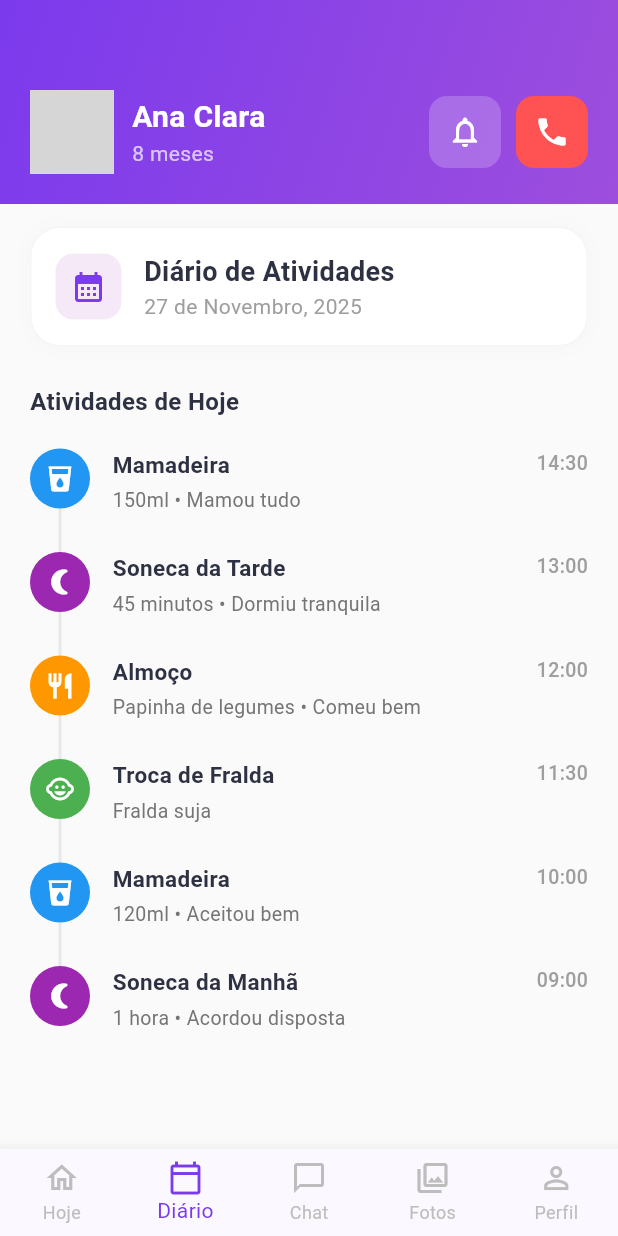
After one commit to llraraujo/kinderedu, a Flutter app: the MainView screen opened directly, item 2 of the bottom bar chosen, on a phone screen of 412 x 824 dp. The commit adds this screen. Run offline on Flutter 3.47's test engine with Material 3 defaults, Android fonts, the phone set to English and light mode, and no system bars; accounts and stored records are empty; network calls fail; grey boxes are pictures that could not be loaded.

Commit message:
adicionando Diario MVC

```diff
--- /dev/null
+++ b/lib/controllers/diary_controller.dart
@@ -0,0 +1,52 @@
+import 'package:flutter/material.dart';
+import '../models/diary_model.dart';
+
+class DiaryController {
+  // Simula a busca de eventos do diário
+  List<DiaryEntry> getDiaryEntries() {
+    return [
+      DiaryEntry(
+        title: 'Mamadeira',
+        description: '150ml • Mamou tudo',
+        time: '14:30',
+        icon: Icons.local_drink,
+        color: Colors.blue,
+      ),
+      DiaryEntry(
+        title: 'Soneca da Tarde',
+        description: '45 minutos • Dormiu tranquila',
+        time: '13:00',
+        icon: Icons.nightlight_round,
+        color: Colors.purple,
+      ),
+      DiaryEntry(
+        title: 'Almoço',
+        description: 'Papinha de legumes • Comeu bem',
+        time: '12:00',
+        icon: Icons.restaurant,
+        color: Colors.orange,
+      ),
+      DiaryEntry(
+        title: 'Troca de Fralda',
+        description: 'Fralda suja',
+        time: '11:30',
+        icon: Icons.child_care,
+        color: Colors.green,
+      ),
+      DiaryEntry(
+        title: 'Mamadeira',
+        description: '120ml • Aceitou bem',
+        time: '10:00',
+        icon: Icons.local_drink,
+        color: Colors.blue,
+      ),
+      DiaryEntry(
+        title: 'Soneca da Manhã',
+        description: '1 hora • Acordou disposta',
+        time: '09:00',
+        icon: Icons.nightlight_round,
+        color: Colors.purple,
+      ),
+    ];
+  }
+}
--- /dev/null
+++ b/lib/models/diary_model.dart
@@ -0,0 +1,17 @@
+import 'package:flutter/material.dart';
+
+class DiaryEntry {
+  final String title;
+  final String description;
+  final String time;
+  final IconData icon;
+  final Color color;
+
+  DiaryEntry({
+    required this.title,
+    required this.description,
+    required this.time,
+    required this.icon,
+    required this.color,
+  });
+}
--- a/lib/views/dashboard_view.dart
+++ b/lib/views/dashboard_view.dart
@@ -64,8 +64,7 @@ class _DashboardViewState extends State<DashboardView> {
             ),
           ),
         ],
-      ),
-      bottomNavigationBar: _buildBottomNav(),
+      )
     );
   }
 
@@ -270,20 +269,4 @@ class _DashboardViewState extends State<DashboardView> {
     );
   }
 
-  Widget _buildBottomNav() {
-    return BottomNavigationBar(
-      currentIndex: _currentIndex,
-      onTap: (index) => setState(() => _currentIndex = index),
-      type: BottomNavigationBarType.fixed,
-      selectedItemColor: const Color(0xFF7B3AED),
-      unselectedItemColor: Colors.grey[400],
-      items: const [
-        BottomNavigationBarItem(icon: Icon(Icons.home_outlined), activeIcon: Icon(Icons.home), label: 'Hoje'),
-        BottomNavigationBarItem(icon: Icon(Icons.calendar_today_outlined), label: 'Diário'),
-        BottomNavigationBarItem(icon: Icon(Icons.chat_bubble_outline), label: 'Chat'),
-        BottomNavigationBarItem(icon: Icon(Icons.photo_library_outlined), label: 'Fotos'),
-        BottomNavigationBarItem(icon: Icon(Icons.person_outline), label: 'Perfil'),
-      ],
-    );
-  }
 }
--- /dev/null
+++ b/lib/views/diary_view.dart
@@ -0,0 +1,197 @@
+import 'package:flutter/material.dart';
+import '../controllers/diary_controller.dart';
+import '../models/diary_model.dart';
+
+class DiaryView extends StatefulWidget {
+  const DiaryView({Key? key}) : super(key: key);
+
+  @override
+  State<DiaryView> createState() => _DiaryViewState();
+}
+
+class _DiaryViewState extends State<DiaryView> {
+  final DiaryController _controller = DiaryController();
+  late List<DiaryEntry> _entries;
+
+  @override
+  void initState() {
+    super.initState();
+    _entries = _controller.getDiaryEntries();
+  }
+
+  @override
+  Widget build(BuildContext context) {
+    return Scaffold(
+      backgroundColor: Colors.grey[50],
+      body: Column(
+        children: [
+          _buildHeader(), // Reutilizando a lógica do Dashboard
+          Expanded(
+            child: SingleChildScrollView(
+              padding: const EdgeInsets.symmetric(horizontal: 20.0, vertical: 15.0),
+              child: Column(
+                children: [
+                  _buildDateSelector(),
+                  const SizedBox(height: 25),
+                  _buildTimelineHeader(),
+                  const SizedBox(height: 20),
+                  _buildTimelineList(),
+                ],
+              ),
+            ),
+          ),
+        ],
+      ),
+    );
+  }
+
+  // Cabeçalho idêntico ao Dashboard para consistência
+  Widget _buildHeader() {
+    return Container(
+      padding: const EdgeInsets.only(top: 60, left: 20, right: 20, bottom: 20),
+      decoration: const BoxDecoration(
+        gradient: LinearGradient(
+          colors: [Color(0xFF7B3AED), Color(0xFF9D4EDD)],
+          begin: Alignment.topLeft,
+          end: Alignment.bottomRight,
+        ),
+      ),
+      child: Row(
+        children: [
+          const CircleAvatar(
+            radius: 28,
+            backgroundImage: NetworkImage('https://via.placeholder.com/150'),
+          ),
+          const SizedBox(width: 12),
+          const Expanded(
+            child: Column(
+              crossAxisAlignment: CrossAxisAlignment.start,
+              children: [
+                Text('Ana Clara', style: TextStyle(fontSize: 20, fontWeight: FontWeight.bold, color: Colors.white)),
+                Text('8 meses', style: TextStyle(fontSize: 14, color: Colors.white70)),
+              ],
+            ),
+          ),
+          _buildCircleIconButton(Icons.notifications_outlined, const Color(0x33FFFFFF)),
+          const SizedBox(width: 10),
+          _buildCircleIconButton(Icons.phone, Colors.redAccent),
+        ],
+      ),
+    );
+  }
+
+  Widget _buildCircleIconButton(IconData icon, Color color) {
+    return Container(
+      decoration: BoxDecoration(color: color, borderRadius: BorderRadius.circular(12)),
+      child: IconButton(icon: Icon(icon, color: Colors.white), onPressed: () {}),
+    );
+  }
+
+  // Card de seleção de data
+  Widget _buildDateSelector() {
+    return Container(
+      padding: const EdgeInsets.all(16),
+      decoration: BoxDecoration(
+        color: Colors.white,
+        borderRadius: BorderRadius.circular(20),
+        border: Border.all(color: Colors.grey.withOpacity(0.1)),
+        boxShadow: [BoxShadow(color: Colors.black.withOpacity(0.02), blurRadius: 10)],
+      ),
+      child: Row(
+        children: [
+          Container(
+            padding: const EdgeInsets.all(10),
+            decoration: BoxDecoration(color: Colors.purple.withOpacity(0.1), borderRadius: BorderRadius.circular(12)),
+            child: const Icon(Icons.calendar_month, color: Color(0xFF7B3AED)),
+          ),
+          const SizedBox(width: 15),
+          const Column(
+            crossAxisAlignment: CrossAxisAlignment.start,
+            children: [
+              Text('Diário de Atividades', style: TextStyle(fontSize: 18, fontWeight: FontWeight.bold, color: Color(0xFF2D3142))),
+              Text('27 de Novembro, 2025', style: TextStyle(fontSize: 14, color: Colors.grey)),
+            ],
+          ),
+        ],
+      ),
+    );
+  }
+
+  Widget _buildTimelineHeader() {
+    return const Align(
+      alignment: Alignment.centerLeft,
+      child: Text(
+        'Atividades de Hoje',
+        style: TextStyle(fontSize: 16, fontWeight: FontWeight.bold, color: Color(0xFF2D3142)),
+      ),
+    );
+  }
+
+  // Construção da Timeline
+  Widget _buildTimelineList() {
+    return ListView.builder(
+      shrinkWrap: true,
+      physics: const NeverScrollableScrollPhysics(),
+      itemCount: _entries.length,
+      itemBuilder: (context, index) {
+        final entry = _entries[index];
+        return IntrinsicHeight(
+          child: Row(
+            children: [
+              // Coluna da Esquerda: Ícone e Linha Conectora
+              Column(
+                children: [
+                  Container(
+                    width: 40,
+                    height: 40,
+                    decoration: BoxDecoration(color: entry.color, shape: BoxShape.circle),
+                    child: Icon(entry.icon, color: Colors.white, size: 20),
+                  ),
+                  Expanded(
+                    child: Container(
+                      width: 2,
+                      color: index == _entries.length - 1 ? Colors.transparent : Colors.grey.withOpacity(0.2),
+                    ),
+                  ),
+                ],
+              ),
+              const SizedBox(width: 15),
+              // Coluna da Direita: Conteúdo
+              Expanded(
+                child: Padding(
+                  padding: const EdgeInsets.only(bottom: 25.0),
+                  child: Row(
+                    mainAxisAlignment: MainAxisAlignment.spaceBetween,
+                    crossAxisAlignment: CrossAxisAlignment.start,
+                    children: [
+                      Expanded(
+                        child: Column(
+                          crossAxisAlignment: CrossAxisAlignment.start,
+                          children: [
+                            Text(
+                              entry.title,
+                              style: const TextStyle(fontSize: 15, fontWeight: FontWeight.bold, color: Color(0xFF2D3142)),
+                            ),
+                            const SizedBox(height: 4),
+                            Text(
+                              entry.description,
+                              style: TextStyle(fontSize: 13, color: Colors.grey[600]),
+                            ),
+                          ],
+                        ),
+                      ),
+                      Text(
+                        entry.time,
+                        style: TextStyle(fontSize: 13, color: Colors.grey[500], fontWeight: FontWeight.w500),
+                      ),
+                    ],
+                  ),
+                ),
+              ),
+            ],
+          ),
+        );
+      },
+    );
+  }
+}
--- a/lib/views/login_view.dart
+++ b/lib/views/login_view.dart
@@ -1,5 +1,6 @@
 import 'package:flutter/material.dart';
 import 'package:kinderedu/views/dashboard_view.dart';
+import 'package:kinderedu/views/main_view.dart';
 
 import '../Components/input_field.dart';
 import '../Components/role_button.dart';
@@ -173,7 +174,7 @@ class _LoginScreenState extends State<LoginScreen> {
               // 7. Botão Entrar
               ElevatedButton(
                 onPressed: () {
-                  Navigator.push(context, MaterialPageRoute(builder: (context) => const DashboardView()));
+                  Navigator.push(context, MaterialPageRoute(builder: (context) => const MainView()));
                 },
                 style: ElevatedButton.styleFrom(
                   backgroundColor: primaryColor,
--- /dev/null
+++ b/lib/views/main_view.dart
@@ -0,0 +1,70 @@
+import 'package:flutter/material.dart';
+import 'dashboard_view.dart';
+import 'diary_view.dart';
+
+class MainView extends StatefulWidget {
+  const MainView({Key? key}) : super(key: key);
+
+  @override
+  State<MainView> createState() => _MainViewState();
+}
+
+class _MainViewState extends State<MainView> {
+  int _currentIndex = 0;
+
+  // Lista que mapeia o índice da aba para a respectiva View
+  final List<Widget> _views = [
+    const DashboardView(), // 0: Hoje
+    const DiaryView(),     // 1: Diário
+
+    // Placeholders para as próximas telas que você for desenvolver
+    const Center(child: Text('Tela de Chat em construção')),   // 2: Chat
+    const Center(child: Text('Tela de Fotos em construção')),  // 3: Fotos
+    const Center(child: Text('Tela de Perfil em construção')), // 4: Perfil
+  ];
+
+  @override
+  Widget build(BuildContext context) {
+    return Scaffold(
+      // O segredo está aqui: o body muda dinamicamente conforme o índice
+      body: IndexedStack(
+        index: _currentIndex,
+        children: _views,
+      ),
+      bottomNavigationBar: _buildBottomNav(),
+    );
+  }
+
+  Widget _buildBottomNav() {
+    return BottomNavigationBar(
+      currentIndex: _currentIndex,
+      onTap: (index) => setState(() => _currentIndex = index),
+      type: BottomNavigationBarType.fixed,
+      selectedItemColor: const Color(0xFF7B3AED),
+      unselectedItemColor: Colors.grey[400],
+      items: const [
+        BottomNavigationBarItem(
+          icon: Icon(Icons.home_outlined),
+          activeIcon: Icon(Icons.home),
+          label: 'Hoje'
+        ),
+        BottomNavigationBarItem(
+          icon: Icon(Icons.calendar_today_outlined),
+          label: 'Diário'
+        ),
+        BottomNavigationBarItem(
+          icon: Icon(Icons.chat_bubble_outline),
+          label: 'Chat'
+        ),
+        BottomNavigationBarItem(
+          icon: Icon(Icons.photo_library_outlined),
+          label: 'Fotos'
+        ),
+        BottomNavigationBarItem(
+          icon: Icon(Icons.person_outline),
+          label: 'Perfil'
+        ),
+      ],
+    );
+  }
+}
```
